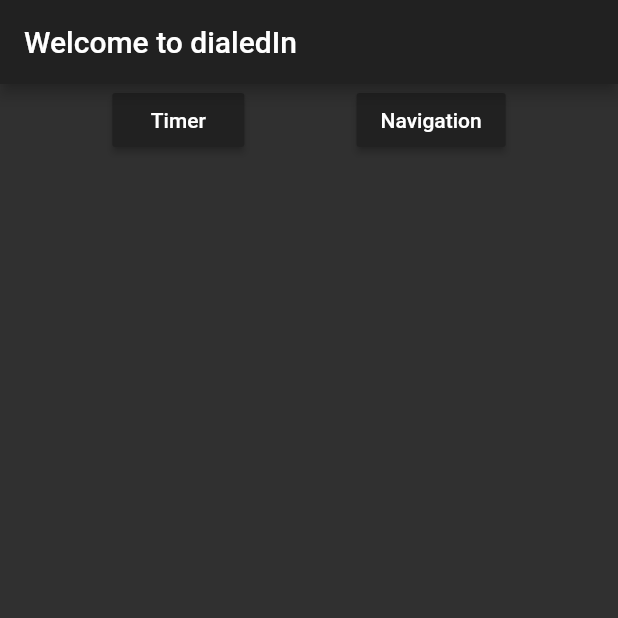
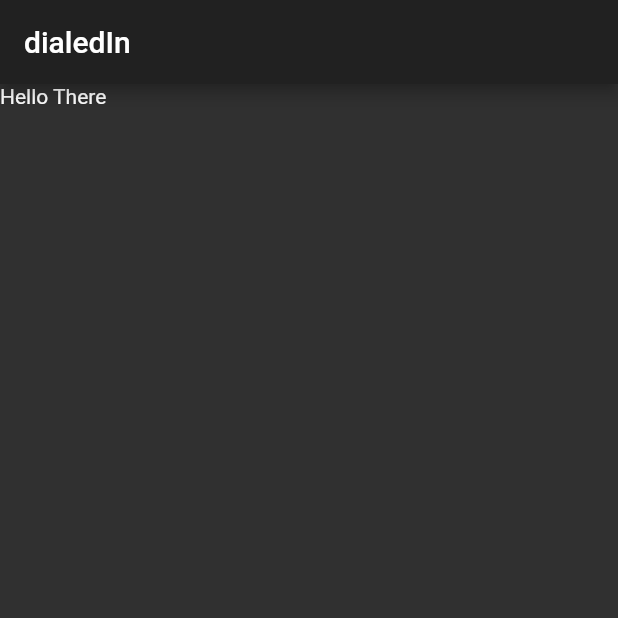
Before and after one commit to Skyward176/first_app, a Flutter app: the screen it shows after launch, on a phone screen of 412 x 824 dp, the top half of it. Run offline on Flutter 3.47's test engine with Material 2 defaults, Android fonts, the phone set to English and light mode, and no system bars.

Commit message:
Initial commit for the material spec compliant branch of the app

```diff
--- a/lib/main.dart
+++ b/lib/main.dart
@@ -8,61 +8,13 @@ void main() => runApp(DialedIn());
 class DialedIn extends StatelessWidget {
   @override
   Widget build(BuildContext context) {
-    Widget navSection = Container(
-      child: Row(
-        mainAxisAlignment: MainAxisAlignment.spaceEvenly,
-        children: [
-          Column(
-            children: [
-              RaisedButton(
-                onPressed: (){},
-                child: const Text('Timer'),
-                color: Colors.grey[900],
-              ),
-            ],
-          ),//Timer button column
-          Column(
-            children: [
-              RaisedButton(
-                onPressed: () {},
-                child: const Text('Navigation'),
-                color: Colors.grey[900],
-              )
-            ],
-          ),//History button column
-        ],
-      ),
-    );
     return MaterialApp(
-      title: 'Welcome to dialedIn',
+      title:'Welcome to dialedIn',
       theme: ThemeData.dark(),
       home: Scaffold(
-        appBar: AppBar(
-          title: Text('Welcome to dialedIn'),
-        ),
-        body: Column(
-          children: [
-            navSection,
-          ],
-        ),
+        appBar: AppBar(title: Text('dialedIn')),
+        body: Text('Hello There'),
       ),
     );
   }
 }
-
-
-class Body extends StatelessWidget {
-  @override
-  Widget build(BuildContext context) {
-    return Align(
-      alignment: Alignment.bottomCenter,
-      child: RaisedButton(
-        onPressed: () {},
-        child: const Text('bottom button!', style: TextStyle(fontSize:20)),
-        color: Colors.blue,
-        textColor: Colors.white,
-        elevation: 5,
-      ),
-    );
-  }
-}
```
